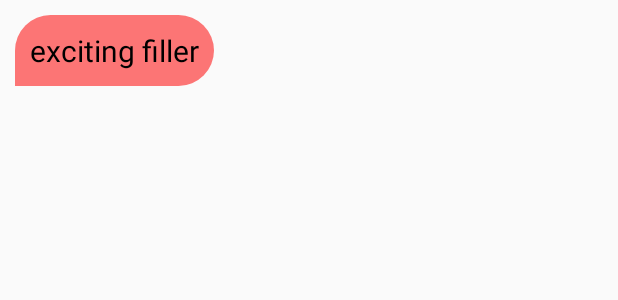
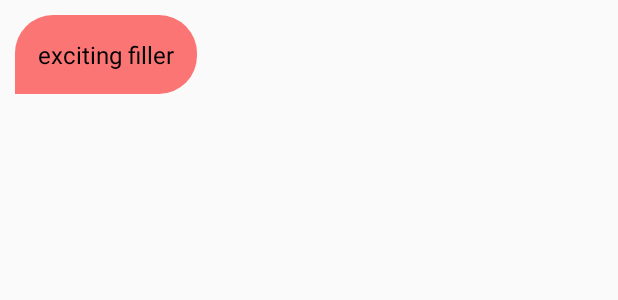
Before and after one commit to kyeoul/Dyscours, an Android app: the layout message_layout.xml on its own in the app's theme, with its tools: preview values and no code run, on a phone screen of 412 x 824 dp. Shown: the top 300 px of the screen. Run offline under Robolectric (Android 15) with nearby library versions, the phone set to English and light mode, and no system bars.

Commit message:
chat looks better yay

```diff
--- a/app/src/main/java/com/example/dyscours/ChatActivity.java
+++ b/app/src/main/java/com/example/dyscours/ChatActivity.java
@@ -50,6 +50,7 @@ public class ChatActivity extends AppCompatActivity {
         EditText contentField = findViewById(R.id.messageEditText);
         String content = contentField.getText().toString();
         firebaseHelper.sendMessage(new Message(content));
+        contentField.setText("");
     }
 
     public FirebaseHelper getFirebaseHelper() {
--- a/app/src/main/res/layout/message_layout.xml
+++ b/app/src/main/res/layout/message_layout.xml
@@ -1,17 +1,18 @@
 <?xml version="1.0" encoding="utf-8"?>
 <LinearLayout xmlns:android="http://schemas.android.com/apk/res/android"
     android:orientation="vertical" android:layout_width="match_parent"
-    android:layout_height="match_parent">
+    android:layout_height="wrap_content"
+    android:paddingEnd="5dp">
 
     <TextView
         android:id="@+id/messageContentTextView"
         android:layout_width="wrap_content"
         android:layout_height="wrap_content"
         android:background="@drawable/the_chat_bubble"
-        android:padding="10dp"
+        android:padding="15dp"
         android:text="@string/fillerString"
         android:textColor="#000000"
-        android:textSize="@dimen/mediumText"
+        android:textSize="@dimen/mediumSmallText"
         android:layout_marginStart="10dp"
         android:layout_marginTop="10dp"/>
 </LinearLayout>
--- a/app/src/main/res/values/dimen.xml
+++ b/app/src/main/res/values/dimen.xml
@@ -5,4 +5,6 @@
 
     <dimen name="smallText">14sp</dimen>
     <dimen name="mediumText">20sp</dimen>
+
+    <dimen name="mediumSmallText">16dp</dimen>
 </resources>
```
Also changed, not shown: app/src/main/res/layout/activity_chat.xml (+13 -6 lines), app/src/main/res/layout/activity_main.xml (+8 -8 lines).
